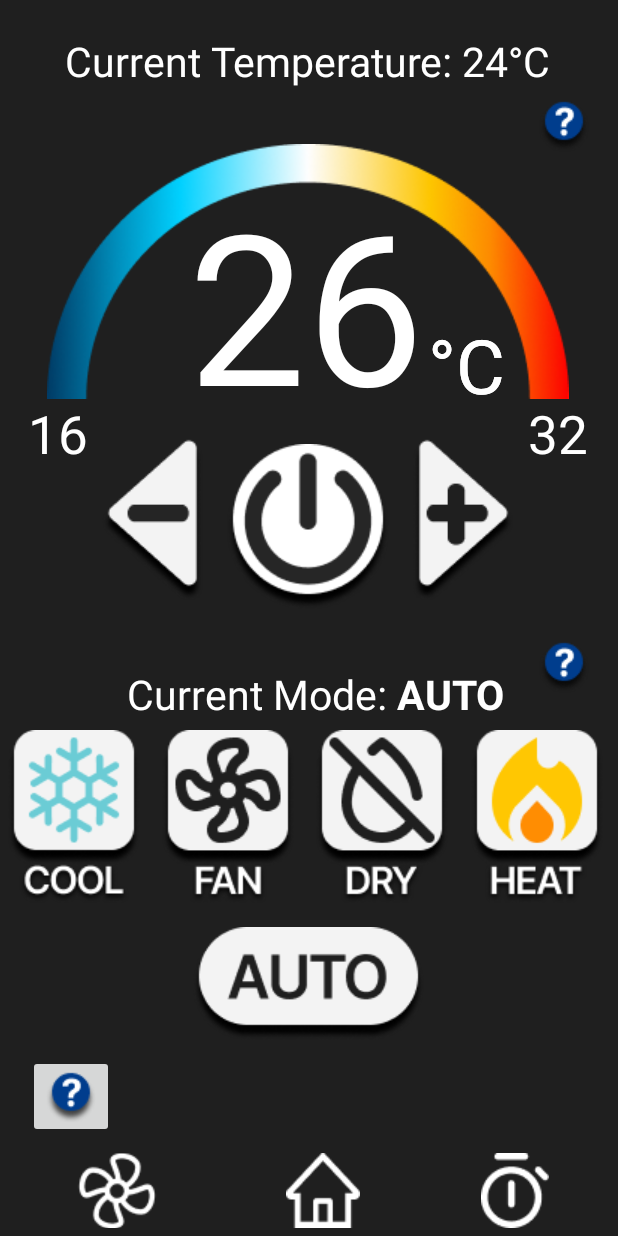
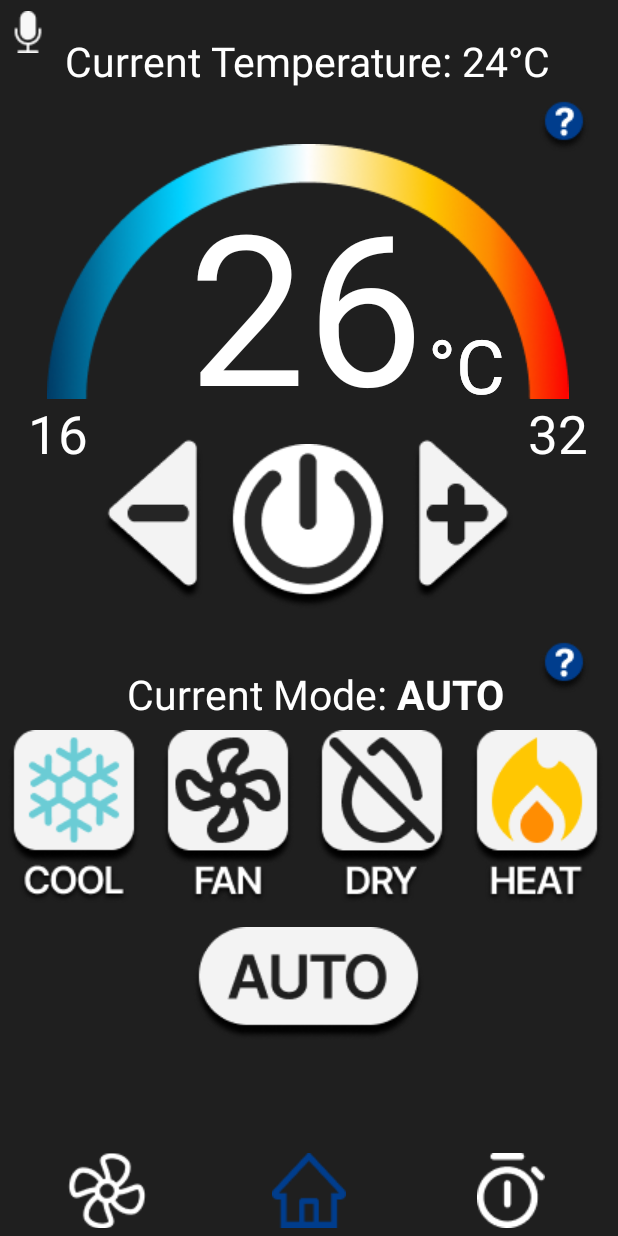
Before and after one commit to DebsTheLemon/AControl, an Android app: the screen it shows after launch (MainActivity), on a phone screen of 412 x 824 dp. Run offline under Robolectric (Android 15) with nearby library versions, the phone set to English and light mode, and no system bars.

```diff
--- a/app/src/main/java/gr/aueb/acontrol/MainActivity.java
+++ b/app/src/main/java/gr/aueb/acontrol/MainActivity.java
@@ -6,29 +6,16 @@ import android.content.DialogInterface;
 import android.content.Intent;
 import android.os.Bundle;
 
-import com.google.android.material.snackbar.Snackbar;
-
-import androidx.annotation.NonNull;
-import androidx.appcompat.app.AppCompatActivity;
-
 import android.speech.RecognizerIntent;
 import android.util.Log;
 import android.view.View;
 
-import androidx.navigation.NavController;
-import androidx.navigation.Navigation;
-import androidx.navigation.ui.AppBarConfiguration;
-import androidx.navigation.ui.NavigationUI;
-
-import android.widget.Button;
 import android.widget.CompoundButton;
 import android.widget.ImageButton;
 import android.widget.RadioButton;
 import android.widget.TextView;
 
 
-import android.view.Menu;
-import android.view.MenuItem;
 import android.widget.Toast;
 import android.widget.ImageView;
 import android.speech.tts.TextToSpeech;
@@ -41,10 +28,14 @@ public class MainActivity extends Activity {
 
     static int temp = 26;
     CompoundButton previousCheckedCompoundButton;
-    ImageView power, infoTemp, infoMode;
+
+    private static MainActivity instance;
+
+    ImageView infoTemp, infoMode;
     RadioButton cool, fan, dry, heat, auto;
     TextToSpeech audio;
     String feedback;
+    static ImageView power;
 
     //private TextView txvResult;
 
@@ -54,6 +45,8 @@ public class MainActivity extends Activity {
         super.onCreate(savedInstanceState);
         setTheme(R.style.Theme_AControl);
         setContentView(R.layout.activity_main);
+        instance = this;
+
         //txvResult = (TextView) findViewById(R.id.txvResult);
         audio = new TextToSpeech(getApplicationContext(), new TextToSpeech.OnInitListener() {
             @Override
@@ -68,14 +61,11 @@ public class MainActivity extends Activity {
         power.setOnClickListener(new View.OnClickListener() {
             @Override
             public void onClick(View view) {
-
                 power.setActivated(!power.isActivated());
                 if (power.isActivated()){
-                    toastMsg("AC is now ON.");
-                    feedback = "AC is now ON.";
+                    powerON();
                 }else{
-                    toastMsg("AC is now OFF.");
-                    feedback = "AC is now OFF.";
+                    powerOFF();
                 }
                 audio.speak(feedback, TextToSpeech.QUEUE_FLUSH, null);
             }
@@ -134,6 +124,26 @@ public class MainActivity extends Activity {
                         "is being displayed above the buttons.");
             }
         });
+    }
+
+    public static boolean getPowerState() {
+        return power.isActivated();
+    }
+
+    public static MainActivity getInstance() {
+        return instance;
+    }
+
+    public void powerON() {
+        power.setActivated(true);
+        toastMsg("AC is now ON.");
+        feedback = "AC is now ON.";
+    }
+
+    public void powerOFF() {
+        power.setActivated(false);
+        toastMsg("AC is now OFF.");
+        feedback = "AC is now OFF.";
     }
 
     public void toastMsg(String message) {
--- a/app/src/main/res/layout/activity_main.xml
+++ b/app/src/main/res/layout/activity_main.xml
@@ -309,7 +309,7 @@
 
         <ImageButton
             android:id="@+id/More"
-            android:layout_width="wrap_content"
+            android:layout_width="45dp"
             android:layout_height="50dp"
             android:layout_weight="1"
             android:background="#1f1f1f"
@@ -323,7 +323,7 @@
             android:layout_height="50dp"
             android:layout_weight="1"
             android:background="#1f1f1f"
-            android:src="@drawable/btn_home" />
+            android:src="@drawable/btn_home_pressed" />
 
         <ImageButton
             android:id="@+id/Timer"
@@ -338,12 +338,13 @@
         android:id="@+id/btnSpeak"
         android:layout_width="wrap_content"
         android:layout_height="wrap_content"
-        android:src="@drawable/btn_info"
-        app:layout_constraintBottom_toTopOf="@+id/linearLayout2"
+        android:background="#00FFFFFF"
+        android:onClick="getSpeechInput"
+        android:src="@drawable/btn_mic"
+        app:layout_constraintBottom_toBottomOf="parent"
         app:layout_constraintEnd_toEndOf="parent"
-        app:layout_constraintHorizontal_bias="0.053"
+        app:layout_constraintHorizontal_bias="0.013"
         app:layout_constraintStart_toStartOf="parent"
-        app:layout_constraintTop_toBottomOf="@+id/modeMenu"
-        android:onClick="getSpeechInput"
-        app:layout_constraintVertical_bias="0.0" />
+        app:layout_constraintTop_toTopOf="parent"
+        app:layout_constraintVertical_bias="0.009" />
 </androidx.constraintlayout.widget.ConstraintLayout >
```
Also changed, not shown: app/src/main/java/gr/aueb/acontrol/AlarmReceiver.java (+31 -4 lines), app/src/main/java/gr/aueb/acontrol/TimerActivity.java (+96 -31 lines), app/src/main/res/drawable/btn_mic.png (added).
